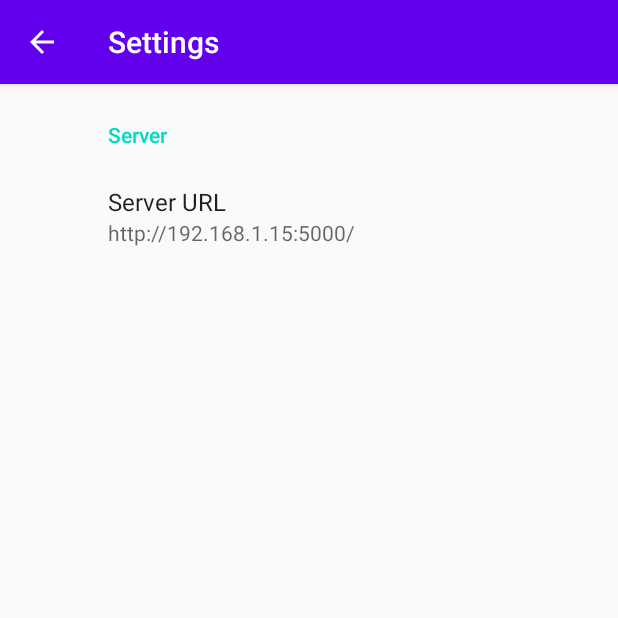
After one commit to dsoklic/DomenOnCall, an Android app: the SettingsActivity screen opened directly, with no data from a screen before it, on a phone screen of 412 x 824 dp, the top half of it. The commit adds this screen. Run offline under Robolectric (Android 15) with nearby library versions, the phone set to English and light mode, and no system bars; our stand-ins replace androidx.preference; network calls fail.

Commit message:
Changed server URL to be configurable

```diff
--- a/app/build.gradle
+++ b/app/build.gradle
@@ -32,6 +32,7 @@ dependencies {
     implementation 'androidx.core:core-ktx:1.2.0'
     implementation 'com.android.volley:volley:1.1.1'
     implementation 'androidx.constraintlayout:constraintlayout:1.1.3'
+    implementation 'androidx.preference:preference:1.1.0-rc01'
     testImplementation 'junit:junit:4.12'
     androidTestImplementation 'androidx.test.ext:junit:1.1.1'
     androidTestImplementation 'androidx.test.espresso:espresso-core:3.2.0'
--- /dev/null
+++ b/app/src/main/java/com/soklic/domenoncall/SettingsActivity.kt
@@ -0,0 +1,24 @@
+package com.soklic.domenoncall
+
+import android.os.Bundle
+import androidx.appcompat.app.AppCompatActivity
+import androidx.preference.PreferenceFragmentCompat
+
+class SettingsActivity : AppCompatActivity() {
+
+    override fun onCreate(savedInstanceState: Bundle?) {
+        super.onCreate(savedInstanceState)
+        setContentView(R.layout.settings_activity)
+        supportFragmentManager
+            .beginTransaction()
+            .replace(R.id.settings, SettingsFragment())
+            .commit()
+        supportActionBar?.setDisplayHomeAsUpEnabled(true)
+    }
+
+    class SettingsFragment : PreferenceFragmentCompat() {
+        override fun onCreatePreferences(savedInstanceState: Bundle?, rootKey: String?) {
+            setPreferencesFromResource(R.xml.root_preferences, rootKey)
+        }
+    }
+}
--- /dev/null
+++ b/app/src/main/res/layout/settings_activity.xml
@@ -0,0 +1,9 @@
+<LinearLayout xmlns:android="http://schemas.android.com/apk/res/android"
+    android:layout_width="match_parent"
+    android:layout_height="match_parent">
+
+    <FrameLayout
+        android:id="@+id/settings"
+        android:layout_width="match_parent"
+        android:layout_height="match_parent" />
+</LinearLayout>
--- /dev/null
+++ b/app/src/main/res/values/arrays.xml
@@ -0,0 +1,2 @@
+<resources>
+</resources>
--- /dev/null
+++ b/app/src/main/res/xml/root_preferences.xml
@@ -0,0 +1,13 @@
+<PreferenceScreen xmlns:android="http://schemas.android.com/apk/res/android"
+    xmlns:app="http://schemas.android.com/apk/res-auto">
+
+    <PreferenceCategory app:title="@string/server_header"/>
+    <EditTextPreference
+        android:defaultValue="http://192.168.1.15:5000/"
+        android:key="serverUrl"
+        android:selectAllOnFocus="true"
+        android:singleLine="true"
+        android:title="Server URL"
+        app:useSimpleSummaryProvider="true" />
+
+</PreferenceScreen>
```
Also changed, not shown: app/src/main/AndroidManifest.xml (+11 -6 lines), app/src/main/java/com/soklic/domenoncall/MainActivity.kt (+11 -4 lines), app/src/main/res/layout/activity_main.xml (+9 -0 lines), app/src/main/res/values/strings.xml (+7 -0 lines).
